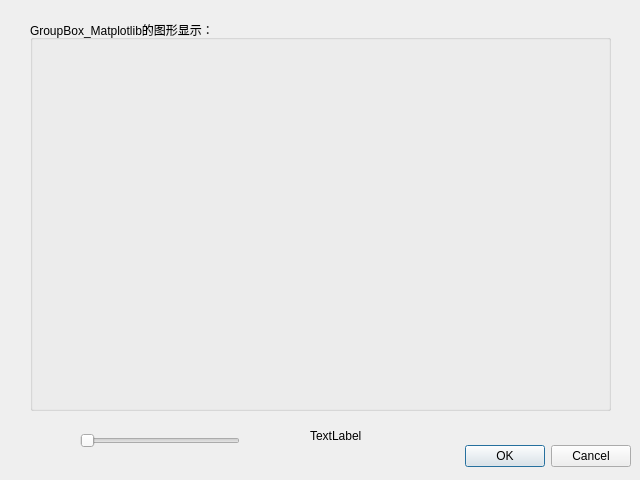
The window that ui_dialog_plot.ui (zhq2281/Modeling) describes before a commit, drawn with Qt 5.
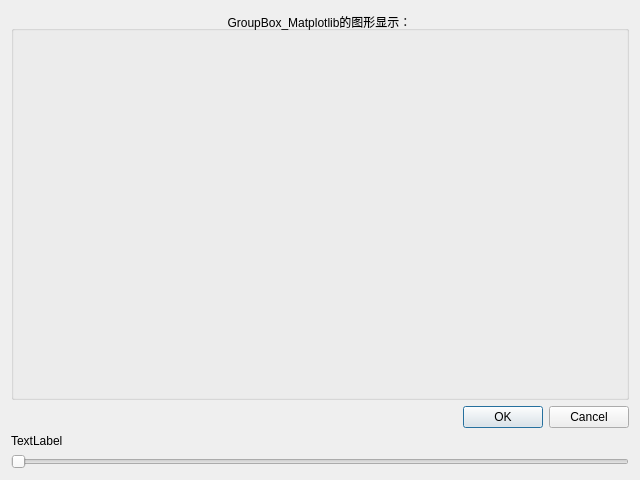
The same window after the commit.

```diff
--- a/ui_dialog_plot.ui
+++ b/ui_dialog_plot.ui
@@ -13,61 +13,55 @@
   <property name="windowTitle">
    <string>Dialog</string>
   </property>
-  <widget class="QDialogButtonBox" name="buttonBox">
-   <property name="geometry">
-    <rect>
-     <x>10</x>
-     <y>440</y>
-     <width>621</width>
-     <height>32</height>
-    </rect>
-   </property>
-   <property name="orientation">
-    <enum>Qt::Horizontal</enum>
-   </property>
-   <property name="standardButtons">
-    <set>QDialogButtonBox::Cancel|QDialogButtonBox::Ok</set>
-   </property>
-  </widget>
+  <layout class="QVBoxLayout" name="verticalLayout">
+   <item>
+    <layout class="QGridLayout" name="gridLayout">
+     <item row="0" column="0">
   <widget class="QGroupBox" name="groupBox">
-   <property name="geometry">
-    <rect>
-     <x>30</x>
-     <y>20</y>
-     <width>581</width>
-     <height>391</height>
-    </rect>
+       <property name="sizePolicy">
+        <sizepolicy hsizetype="Expanding" vsizetype="Expanding">
+         <horstretch>0</horstretch>
+         <verstretch>0</verstretch>
+        </sizepolicy>
+       </property>
+       <property name="autoFillBackground">
+        <bool>true</bool>
    </property>
    <property name="title">
     <string>GroupBox_Matplotlib的图形显示：</string>
    </property>
-  </widget>
-  <widget class="QSlider" name="horizontalSlider">
-   <property name="geometry">
-    <rect>
-     <x>80</x>
-     <y>430</y>
-     <width>160</width>
-     <height>22</height>
-    </rect>
-   </property>
+       <property name="alignment">
+        <set>Qt::AlignCenter</set>
+       </property>
+      </widget>
+     </item>
+    </layout>
+   </item>
+   <item>
+    <widget class="QDialogButtonBox" name="buttonBox">
    <property name="orientation">
     <enum>Qt::Horizontal</enum>
    </property>
-  </widget>
+     <property name="standardButtons">
+      <set>QDialogButtonBox::Cancel|QDialogButtonBox::Ok</set>
+     </property>
+    </widget>
+   </item>
+   <item>
   <widget class="QLabel" name="label">
-   <property name="geometry">
-    <rect>
-     <x>310</x>
-     <y>430</y>
-     <width>54</width>
-     <height>12</height>
-    </rect>
-   </property>
    <property name="text">
     <string>TextLabel</string>
    </property>
   </widget>
+   </item>
+   <item>
+    <widget class="QSlider" name="horizontalSlider">
+     <property name="orientation">
+      <enum>Qt::Horizontal</enum>
+     </property>
+    </widget>
+   </item>
+  </layout>
  </widget>
  <resources/>
  <connections>
```
Lines whose indentation alone changed are shown as unchanged.
